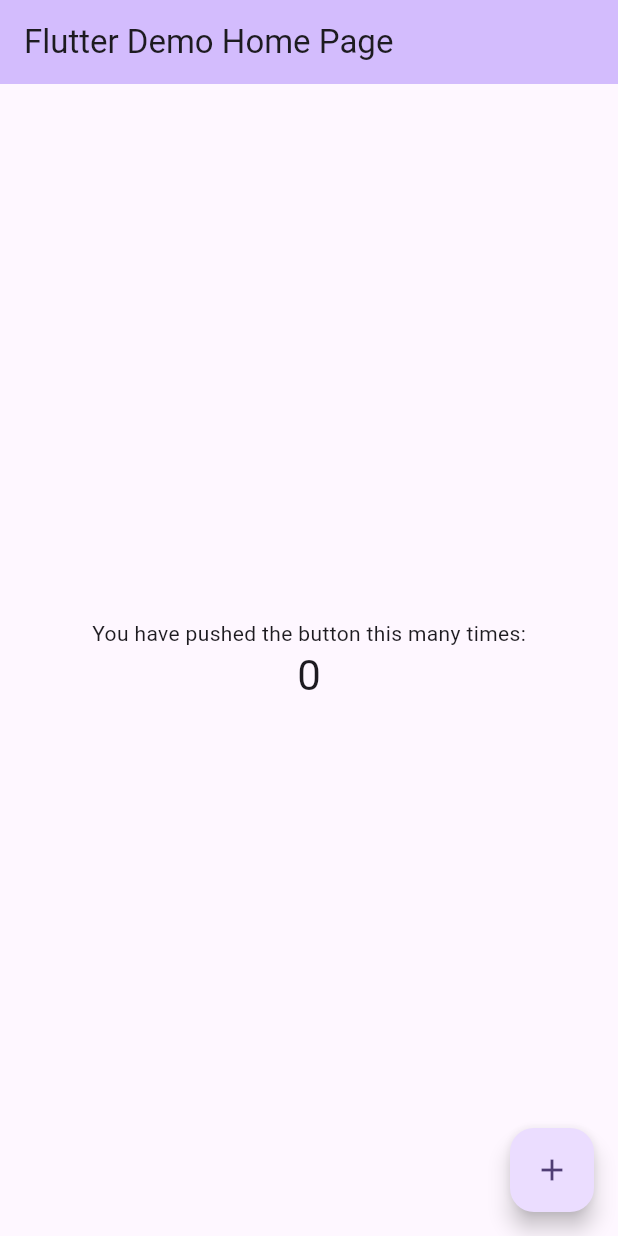
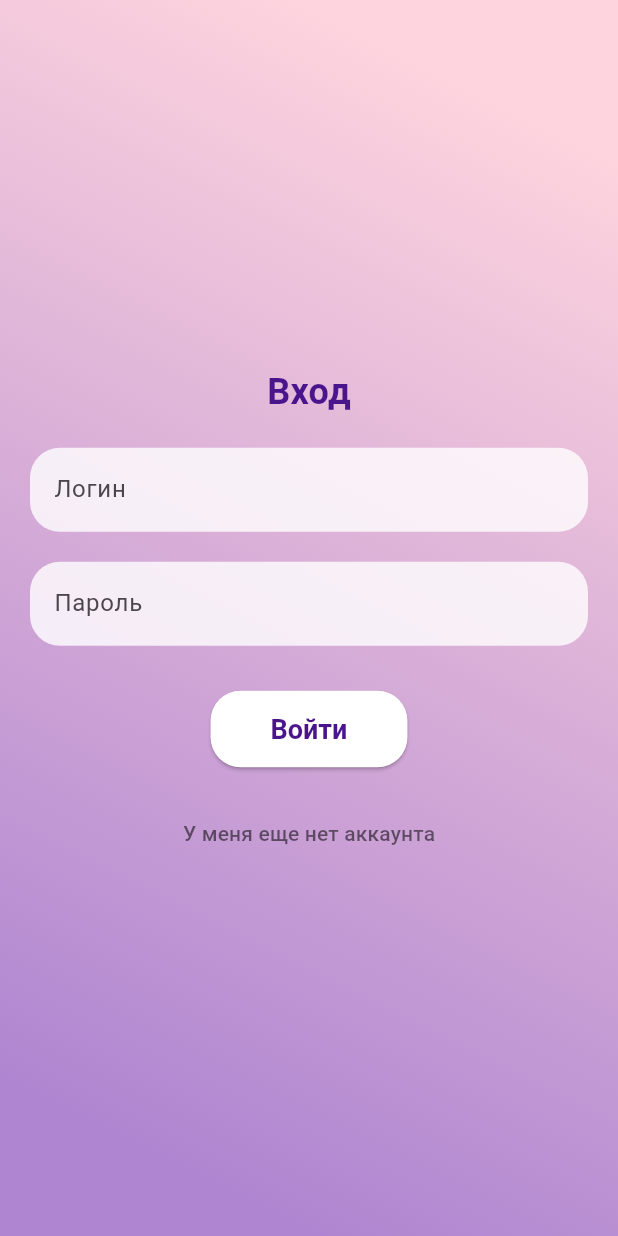
Before and after one commit to Sl-Maria/dodiddone, a Flutter app: the screen it shows after launch, on a phone screen of 412 x 824 dp. Run offline on Flutter 3.47's test engine with Material 3 defaults, Android fonts, the phone set to English and light mode, and no system bars.

Commit message:
add login_page

```diff
--- a/lib/main.dart
+++ b/lib/main.dart
@@ -2,5 +2,5 @@ import 'package:dodiddone/app/app.dart';
 import 'package:flutter/material.dart';
 
 void main() {
-  runApp(const MyApp());
+  runApp(MyApp());
 }
--- /dev/null
+++ b/lib/pages/login_page.dart
@@ -0,0 +1,134 @@
+import 'package:flutter/material.dart';
+import 'package:dodiddone/theme/theme.dart'; // Import the theme file
+
+class LoginPage extends StatefulWidget {
+  const LoginPage({Key? key}) : super(key: key);
+
+  @override
+  State<LoginPage> createState() => _LoginPageState();
+}
+
+class _LoginPageState extends State<LoginPage> {
+  bool _isRegistration = false;
+
+  @override
+  Widget build(BuildContext context) {
+    return Scaffold(
+      body: Container(
+        decoration: BoxDecoration(
+          gradient: LinearGradient(
+            begin: Alignment.topRight,
+            end: Alignment.bottomLeft,
+            colors: _isRegistration
+                ? [
+                    DoDidDoneTheme.lightTheme.colorScheme.primary, // Use theme colors
+                    DoDidDoneTheme.lightTheme.colorScheme.secondary, // Use theme colors
+                  ]
+                : [
+                    DoDidDoneTheme.lightTheme.colorScheme.secondary, // Use theme colors
+                    DoDidDoneTheme.lightTheme.colorScheme.primary, // Use theme colors
+                  ],
+            stops: const [0.1, 0.9],
+          ),
+        ),
+        child: Center(
+          child: Padding(
+            padding: const EdgeInsets.all(20.0),
+            child: Column(
+              mainAxisAlignment: MainAxisAlignment.center,
+              children: [
+                Text(
+                  _isRegistration ? 'Регистрация' : 'Вход',
+                  style: TextStyle(
+                    fontSize: 24,
+                    fontWeight: FontWeight.bold,
+                    color: Colors.purple.shade900,
+                  ),
+                ),
+                const SizedBox(height: 20),
+                TextField(
+                  decoration: InputDecoration(
+                    hintText: 'Логин',
+                    filled: true,
+                    fillColor: Colors.white.withOpacity(0.8),
+                    border: OutlineInputBorder(
+                      borderRadius: BorderRadius.circular(20),
+                      borderSide: BorderSide.none,
+                    ),
+                  ),
+                ),
+                const SizedBox(height: 20),
+                TextField(
+                  obscureText: true,
+                  decoration: InputDecoration(
+                    hintText: 'Пароль',
+                    filled: true,
+                    fillColor: Colors.white.withOpacity(0.8),
+                    border: OutlineInputBorder(
+                      borderRadius: BorderRadius.circular(20),
+                      borderSide: BorderSide.none,
+                    ),
+                  ),
+                ),
+                if (_isRegistration) // Show only for registration
+                  Column(
+                    children: [
+                      const SizedBox(height: 20),
+                      TextField(
+                        obscureText: true,
+                        decoration: InputDecoration(
+                          hintText: 'Повторите пароль',
+                          filled: true,
+                          fillColor: Colors.white.withOpacity(0.8),
+                          border: OutlineInputBorder(
+                            borderRadius: BorderRadius.circular(20),
+                            borderSide: BorderSide.none,
+                          ),
+                        ),
+                      ),
+                    ],
+                  ),
+                const SizedBox(height: 30),
+                ElevatedButton(
+                  onPressed: () {},
+                  style: ElevatedButton.styleFrom(
+                    backgroundColor: Colors.white,
+                    padding: const EdgeInsets.symmetric(
+                        horizontal: 40, vertical: 15),
+                    textStyle: const TextStyle(
+                      fontSize: 18,
+                      fontWeight: FontWeight.bold,
+                    ),
+                    shape: RoundedRectangleBorder(
+                      borderRadius: BorderRadius.circular(20),
+                    ),
+                  ),
+                  child: Text(
+                    _isRegistration ? 'Зарегистрироваться' : 'Войти',
+                    style: TextStyle(color: Colors.purple.shade900),
+                  ),
+                ),
+                const SizedBox(height: 20),
+                TextButton(
+                  onPressed: () {
+                    setState(() {
+                      _isRegistration = !_isRegistration;
+                    });
+                  },
+                  child: Text(
+                    _isRegistration
+                        ? 'У меня уже есть аккаунт'
+                        : 'У меня еще нет аккаунта',
+                    style: TextStyle(
+                      color: Colors.black54,
+                    ),
+                  ),
+                ),
+              ],
+            ),
+          ),
+        ),
+      ),
+    );
+  }
+}
--- /dev/null
+++ b/lib/theme/theme.dart
@@ -0,0 +1,13 @@
+import 'package:flutter/material.dart';
+
+class DoDidDoneTheme {
+  static ThemeData lightTheme = ThemeData(
+    colorScheme: ColorScheme.fromSeed(
+      seedColor: const Color(0xFFAF85D1), // Primary color
+      brightness: Brightness.light,
+      primary: const Color(0xFFAF85D1),  // Primary color
+      secondary: const Color(0xFFfed4de),  // Secondary color
+    ),
+    useMaterial3: true,
+  );
+}
```
Also changed, not shown: lib/app/app.dart (+80 -9 lines), 2 other files.
